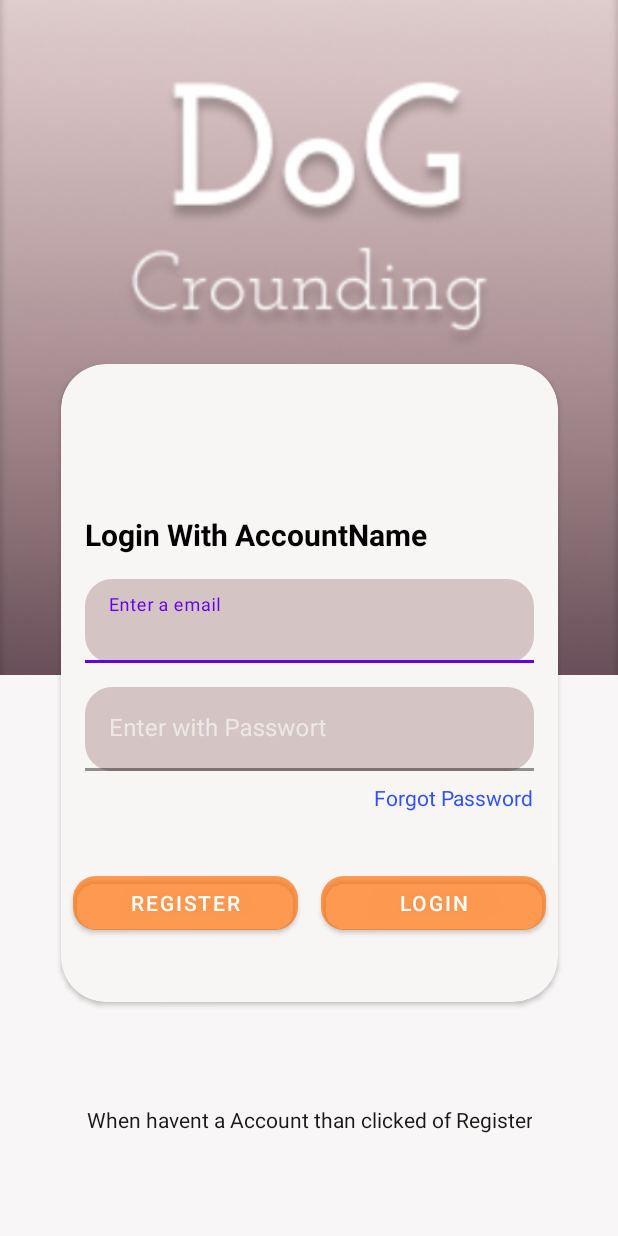
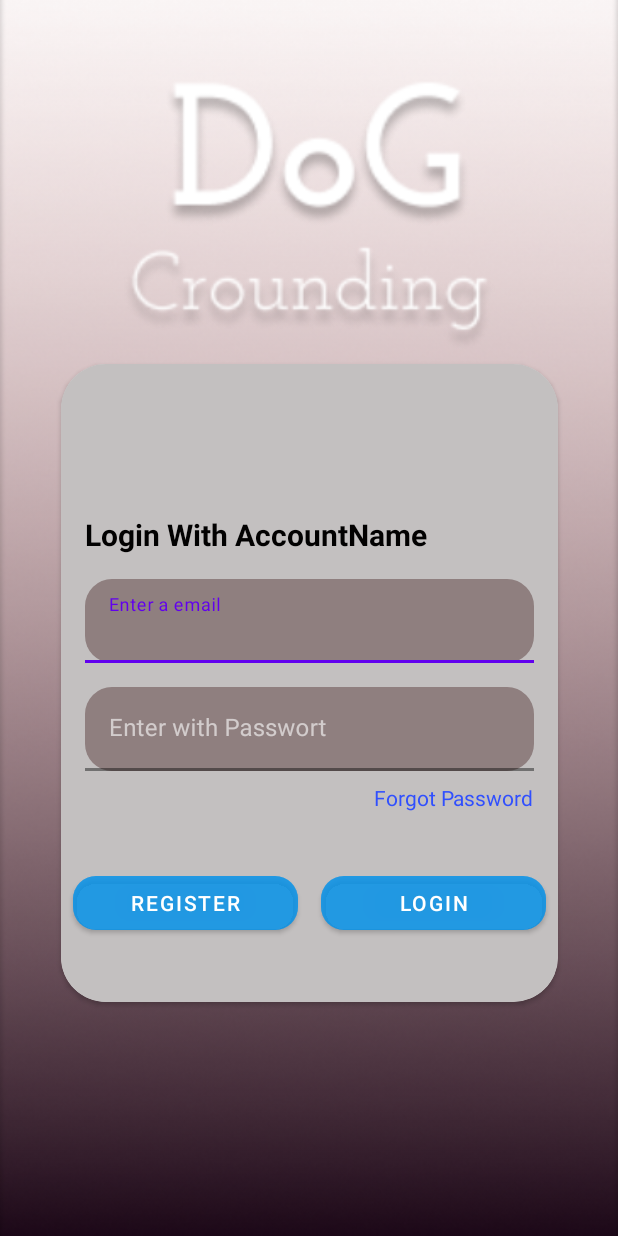
Before and after one commit to AppNewbie86/AndroidAppTemplate, an Android app: the screen it shows after launch (MainActivity), on a phone screen of 412 x 824 dp. Run offline under Robolectric (Android 15) with nearby library versions, the phone set to English and light mode, and no system bars; our stand-ins replace data binding; Roboto replaces fonts that are not available here; 1 statement that could not run was skipped.

Commit message:
update3.0

```diff
--- a/app/src/main/java/de/syntaxinstitut/dogcrounding/ui/three/DogFriendFragment.kt
+++ b/app/src/main/java/de/syntaxinstitut/dogcrounding/ui/three/DogFriendFragment.kt
@@ -1,6 +1,7 @@
 package de.syntaxinstitut.dogcrounding.ui.three
 
 import android.content.Intent
+import android.media.MediaPlayer
 import android.net.Uri
 import android.os.Bundle
 import android.view.LayoutInflater
@@ -34,7 +35,7 @@ class DogFriendFragment : Fragment() {
     private lateinit var floatButton: FloatingActionButton
     private lateinit var imageView: ImageView
     private lateinit var cardView: CardView
-    private lateinit var button : Button
+    private lateinit var button: Button
     private var textinputLocation by Delegates.notNull<Int>()
 
 
@@ -85,6 +86,8 @@ class DogFriendFragment : Fragment() {
             )
 
         }
+
+
 
 
         /* -------------------- Bei gedrücktem Listener soll InfoText sichtbar werden -------------------- */
--- /dev/null
+++ b/app/src/main/res/drawable/ic_baseline_email_24.xml
@@ -0,0 +1,5 @@
+<vector android:alpha="0.94" android:height="24dp"
+    android:tint="#000000" android:viewportHeight="24"
+    android:viewportWidth="24" android:width="24dp" xmlns:android="http://schemas.android.com/apk/res/android">
+    <path android:fillColor="@android:color/white" android:pathData="M20,4L4,4c-1.1,0 -1.99,0.9 -1.99,2L2,18c0,1.1 0.9,2 2,2h16c1.1,0 2,-0.9 2,-2L22,6c0,-1.1 -0.9,-2 -2,-2zM20,8l-8,5 -8,-5L4,6l8,5 8,-5v2z"/>
+</vector>
--- /dev/null
+++ b/app/src/main/res/drawable/ic_baseline_mark_email_unread_24.xml
@@ -0,0 +1,5 @@
+<vector android:alpha="0.94" android:height="24dp"
+    android:tint="#000000" android:viewportHeight="24"
+    android:viewportWidth="24" android:width="24dp" xmlns:android="http://schemas.android.com/apk/res/android">
+    <path android:fillColor="@android:color/white" android:pathData="M22,8.98V18c0,1.1 -0.9,2 -2,2H4c-1.1,0 -2,-0.9 -2,-2V6c0,-1.1 0.9,-2 2,-2h10.1C14.04,4.32 14,4.66 14,5c0,1.48 0.65,2.79 1.67,3.71L12,11L4,6v2l8,5l5.3,-3.32C17.84,9.88 18.4,10 19,10C20.13,10 21.16,9.61 22,8.98zM16,5c0,1.66 1.34,3 3,3s3,-1.34 3,-3s-1.34,-3 -3,-3S16,3.34 16,5z"/>
+</vector>
--- a/app/src/main/res/layout/dogs_item.xml
+++ b/app/src/main/res/layout/dogs_item.xml
@@ -10,7 +10,7 @@
         android:id="@+id/list_image"
         android:layout_width="319dp"
         android:layout_height="321dp"
-        android:layout_marginTop="64dp"
+        android:layout_marginTop="30dp"
         android:adjustViewBounds="true"
         android:scaleType="centerCrop"
         app:layout_constraintEnd_toEndOf="parent"
--- a/app/src/main/res/layout/fragment_one.xml
+++ b/app/src/main/res/layout/fragment_one.xml
@@ -9,20 +9,19 @@
 
     <androidx.constraintlayout.widget.ConstraintLayout
         android:layout_width="match_parent"
-        android:layout_height="match_parent"
-        android:background="#E6E3E3"
-        android:backgroundTint="#F8F6F6">
+        android:layout_height="match_parent">
 
         <ImageView
             android:id="@+id/workbackground_image"
             android:layout_width="0dp"
-            android:layout_height="450dp"
+            android:layout_height="0dp"
             android:adjustViewBounds="true"
             android:scaleType="centerCrop"
+            app:layout_constraintBottom_toBottomOf="parent"
             app:layout_constraintEnd_toEndOf="parent"
             app:layout_constraintStart_toStartOf="parent"
             app:layout_constraintTop_toTopOf="parent"
-            app:srcCompat="@drawable/androidskill" />
+            app:srcCompat="@drawable/androidhintergrund" />
 
         <androidx.cardview.widget.CardView
             android:id="@+id/cardlayout"
@@ -40,6 +39,7 @@
             <androidx.constraintlayout.widget.ConstraintLayout
                 android:layout_width="match_parent"
                 android:layout_height="match_parent"
+                android:background="#C3C0C0"
                 android:elevation="20dp">
 
                 <TextView
@@ -76,7 +76,7 @@
                     <com.google.android.material.textfield.TextInputEditText
                         android:layout_width="match_parent"
                         android:layout_height="wrap_content"
-                        android:backgroundTint="#D5C4C4"
+                        android:backgroundTint="#FF8F7F7F"
                         android:hint="Enter a email"
                         android:textColor="#090808"
                         android:textColorHint="#040303" />
@@ -88,7 +88,7 @@
                     android:layout_height="wrap_content"
                     android:layout_marginStart="8dp"
                     android:layout_marginTop="64dp"
-                    android:backgroundTint="#6DFF6D00"
+                    android:backgroundTint="#940091EA"
                     android:gravity="center"
                     android:text="Register"
                     app:cornerRadius="15dp"
@@ -116,7 +116,7 @@
                         android:id="@+id/inputfield_pw"
                         android:layout_width="match_parent"
                         android:layout_height="wrap_content"
-                        android:backgroundTint="#D5C4C4"
+                        android:backgroundTint="#8F7F7F"
                         android:hint="Enter with Passwort"
                         android:textColorHint="#040303" />
                 </com.google.android.material.textfield.TextInputLayout>
@@ -136,7 +136,7 @@
                     android:layout_width="150dp"
                     android:layout_height="wrap_content"
                     android:layout_marginEnd="8dp"
-                    android:backgroundTint="#6DFF6D00"
+                    android:backgroundTint="#940091EA"
                     android:gravity="center"
                     android:text="Login"
                     app:cornerRadius="15dp"
@@ -160,18 +160,5 @@
             app:layout_constraintTop_toTopOf="@+id/workbackground_image"
             app:srcCompat="@drawable/logo1" />
 
-        <TextView
-            android:id="@+id/createaccount_text"
-            android:layout_width="wrap_content"
-            android:layout_height="wrap_content"
-            android:gravity="center"
-            android:text="When havent a Account than clicked of Register"
-            android:textColor="#1B1717"
-            android:textSize="14sp"
-            app:layout_constraintBottom_toBottomOf="parent"
-            app:layout_constraintEnd_toEndOf="parent"
-            app:layout_constraintStart_toStartOf="parent"
-            app:layout_constraintTop_toBottomOf="@+id/cardlayout" />
-
     </androidx.constraintlayout.widget.ConstraintLayout>
 </layout>
```
Also changed, not shown: app/src/main/java/de/syntaxinstitut/dogcrounding/ui/boarding/BoardingFragment.kt (+0 -24 lines), app/src/main/res/layout/fragment_app_settings.xml (+4 -3 lines), app/src/main/res/layout/fragment_boarding.xml (+2 -23 lines), app/src/main/res/layout/fragment_chat_bot.xml (+8 -7 lines), app/src/main/res/layout/fragment_dog_friend.xml (+14 -4 lines), app/src/main/res/layout/fragment_two.xml (+4 -4 lines), app/src/main/res/layout/message_item.xml (+10 -21 lines), app/src/main/res/drawable/figma_1.png (added), 1 other file.
